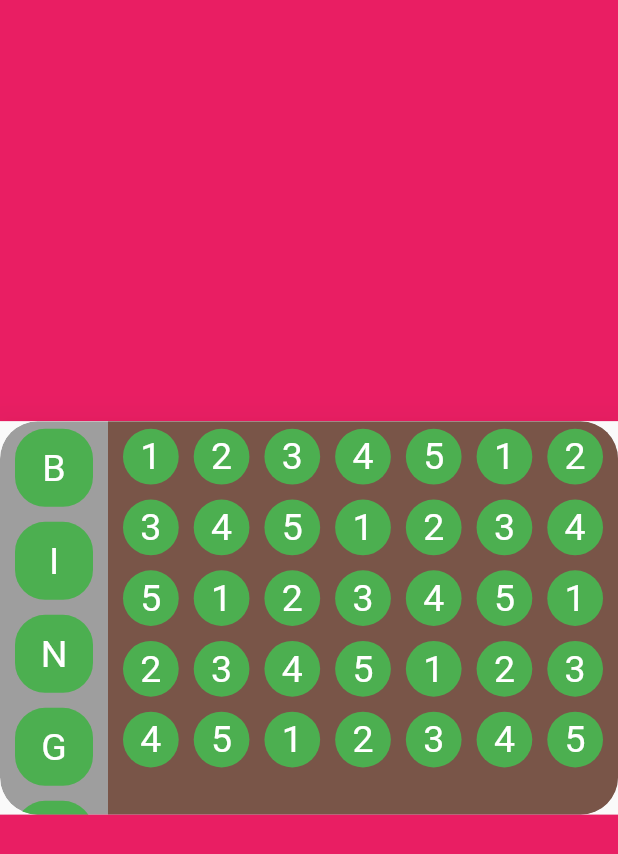
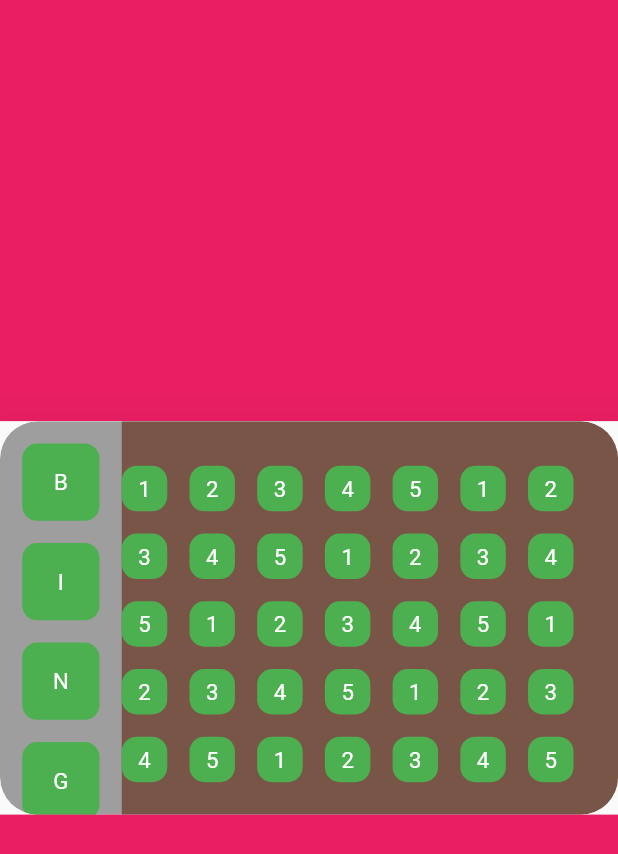
Before and after one commit to MaxiSoriano70/1erWidgetGrupo5, a Flutter app: the screen it shows after launch, on a phone screen of 412 x 824 dp. Shown: the top 854 px of the screen. Run offline on Flutter 3.47's test engine with Material 2 defaults, Android fonts, the phone set to English and light mode, and no system bars.

Commit message:
alto y ancho

```diff
--- a/lib/src/components/bingo_card.dart
+++ b/lib/src/components/bingo_card.dart
@@ -10,17 +10,17 @@ class BingoCard extends StatefulWidget {
 class _BingoCardState extends State<BingoCard> {
   @override
   Widget build(BuildContext context) {
-    return _bingoCard(/*200*/);
+    return _bingoCard(MediaQuery.of(context).size.width);
   }
 
-  Widget _bingoCard(/*double _width*/) {
+  Widget _bingoCard(double _width) {
     return Material(
       elevation: 25,
       child: ClipRRect(
         borderRadius: BorderRadius.circular(25),
         child: Container(
-          width: MediaQuery.of(context).size.width,
-          height: MediaQuery.of(context).size.width*0.6364,
+          width: _width,
+          height:_width*0.6364,
           decoration: BoxDecoration(
             borderRadius: BorderRadius.circular(25),
             color: Colors.grey,
@@ -28,78 +28,139 @@ class _BingoCardState extends State<BingoCard> {
           child: Row(
               children: [
                 Container(
-                  width: 72,
-                  height: MediaQuery.of(context).size.width*0.6364,
-                  child: _GridViewLetter(),
+                  width: _width/8 + _width*0.072,
+                  height:_width*0.64,
+                  child: _GridViewLetter(_width),
                 ),
                 Container(
-                  width: MediaQuery.of(context).size.width-72,
-                  height: MediaQuery.of(context).size.width*0.6364,
+                  width: _width-(_width/8 + _width*0.072),
+                  height: _width*0.64,
                   color: Colors.brown,
-                  child: _GridViewNumber(),)
+                  child: _GridViewNumber(_width),)
             ],
           ),
         ),
       ),
     );
   }
-
-  Widget _GridViewLetter() {
-    return GridView(
+_GridViewLetter(double _width)
+{
+  return GridView.count(
+    primary: false,
+    crossAxisCount: 1,
+    padding: EdgeInsets.all((_width*0.072)/2),
+    crossAxisSpacing: (_width*0.072)/2,
+    mainAxisSpacing: (_width*0.072)/2,
+    children: [
+      _cardLetter("B", Colors.green, Colors.white,_width),
+      _cardLetter("I", Colors.green, Colors.white,_width),
+      _cardLetter("N", Colors.green, Colors.white,_width),
+      _cardLetter("G", Colors.green, Colors.white,_width),
+      _cardLetter("O", Colors.green, Colors.white,_width),
+    ],
+  );
+}
+ /* Widget _GridViewLetter(double _width) {
+    return GridView.count(
       padding: const EdgeInsets.symmetric(horizontal: 10,vertical: 5),
       gridDelegate: const SliverGridDelegateWithFixedCrossAxisCount(
         crossAxisCount: 1,
-        mainAxisSpacing: 10,
-        crossAxisSpacing: 10
+        mainAxisSpacing: _width*0.072,
+        crossAxisSpacing: _width*0.072,
       ),
       children: [
-        _cardLetter("B", Colors.green, Colors.white),
-        _cardLetter("I", Colors.green, Colors.white),
-        _cardLetter("N", Colors.green, Colors.white),
-        _cardLetter("G", Colors.green, Colors.white),
-        _cardLetter("O", Colors.green, Colors.white),
+        _cardLetter("B", Colors.green, Colors.white,_width),
+        _cardLetter("I", Colors.green, Colors.white,_width),
+        _cardLetter("N", Colors.green, Colors.white,_width),
+        _cardLetter("G", Colors.green, Colors.white,_width),
+        _cardLetter("O", Colors.green, Colors.white,_width),
       ],
     );
-  }
+  }*/
 
-  Widget _cardLetter(String letter, Color colorBackground, Color colorText) {
+  Widget _cardLetter(String letter, Color colorBackground, Color colorText, double _width) {
     return Container(
-      width: 15,
-      height: 15,
+      width: _width*0.072,
+      height: _width*0.072,
       decoration: BoxDecoration(
-        borderRadius: BorderRadius.circular(20),
+        borderRadius: BorderRadius.circular(10),
         color: colorBackground,
       ),
       child: Center(
-        child: Text(letter, style: TextStyle(color: colorText, fontSize: 25),),
+        child: Text(letter, style: TextStyle(color: colorText, fontSize: _width*0.036),),
       ),
     );
   }
 
-  Widget _ButtonNumber(String number,Color colorBackground, Color colorText){
+  Widget _ButtonNumber(String number,Color colorBackground, Color colorText, double _width){
     return InkWell(
       onTap: (){},
       child: Container(
-        width: 15,
-        height: 15,
+        width: _width*0.072,
+        height: _width*0.072,
         decoration: BoxDecoration(
-          borderRadius: BorderRadius.circular(20),
+          borderRadius: BorderRadius.circular(10),
           color: colorBackground,
         ),
         child: Center(
-          child: Text(number, style: TextStyle(color: colorText, fontSize: 25),),
+          child: Text(number, style: TextStyle(color: colorText, fontSize: _width*0.036),),
         ),
       ),
     );
   }
-
-  Widget _GridViewNumber(){
+Widget _GridViewNumber(double _width){
+    return GridView.count(
+      primary: false,
+      crossAxisCount: 7,
+      padding: EdgeInsets.only(right: _width*0.072, top: _width*0.072, bottom: _width*0.072),
+      crossAxisSpacing: (_width*0.072)/2,
+      mainAxisSpacing: (_width*0.072)/2,
+      children: [
+        _ButtonNumber("1", Colors.green, Colors.white,_width),
+        _ButtonNumber("2", Colors.green, Colors.white,_width),
+        _ButtonNumber("3", Colors.green, Colors.white,_width),
+        _ButtonNumber("4", Colors.green, Colors.white,_width),
+        _ButtonNumber("5", Colors.green, Colors.white,_width),
+        _ButtonNumber("1", Colors.green, Colors.white,_width),
+        _ButtonNumber("2", Colors.green, Colors.white,_width),
+        _ButtonNumber("3", Colors.green, Colors.white,_width),
+        _ButtonNumber("4", Colors.green, Colors.white,_width),
+        _ButtonNumber("5", Colors.green, Colors.white,_width),
+        _ButtonNumber("1", Colors.green, Colors.white,_width),
+        _ButtonNumber("2", Colors.green, Colors.white,_width),
+        _ButtonNumber("3", Colors.green, Colors.white,_width),
+        _ButtonNumber("4", Colors.green, Colors.white,_width),
+        _ButtonNumber("5", Colors.green, Colors.white,_width),
+        _ButtonNumber("1", Colors.green, Colors.white,_width),
+        _ButtonNumber("2", Colors.green, Colors.white,_width),
+        _ButtonNumber("3", Colors.green, Colors.white,_width),
+        _ButtonNumber("4", Colors.green, Colors.white,_width),
+        _ButtonNumber("5", Colors.green, Colors.white,_width),
+        _ButtonNumber("1", Colors.green, Colors.white,_width),
+        _ButtonNumber("2", Colors.green, Colors.white,_width),
+        _ButtonNumber("3", Colors.green, Colors.white,_width),
+        _ButtonNumber("4", Colors.green, Colors.white,_width),
+        _ButtonNumber("5", Colors.green, Colors.white,_width),
+        _ButtonNumber("1", Colors.green, Colors.white,_width),
+        _ButtonNumber("2", Colors.green, Colors.white,_width),
+        _ButtonNumber("3", Colors.green, Colors.white,_width),
+        _ButtonNumber("4", Colors.green, Colors.white,_width),
+        _ButtonNumber("5", Colors.green, Colors.white,_width),
+        _ButtonNumber("1", Colors.green, Colors.white,_width),
+        _ButtonNumber("2", Colors.green, Colors.white,_width),
+        _ButtonNumber("3", Colors.green, Colors.white,_width),
+        _ButtonNumber("4", Colors.green, Colors.white,_width),
+        _ButtonNumber("5", Colors.green, Colors.white,_width),
+      ],
+    );
+}
+ /* Widget _GridViewNumber(){
     return GridView(
       padding: const EdgeInsets.symmetric(horizontal: 10,vertical: 5),
       gridDelegate: const SliverGridDelegateWithFixedCrossAxisCount(
           crossAxisCount: 7,
           mainAxisSpacing: 10,
-          crossAxisSpacing: 10
+          crossAxisSpacing: ()
       ),
       children: [
         _ButtonNumber("1", Colors.green, Colors.white),
@@ -139,5 +200,5 @@ class _BingoCardState extends State<BingoCard> {
         _ButtonNumber("5", Colors.green, Colors.white),
       ],
     );
-  }
+  }*/
 }
```
